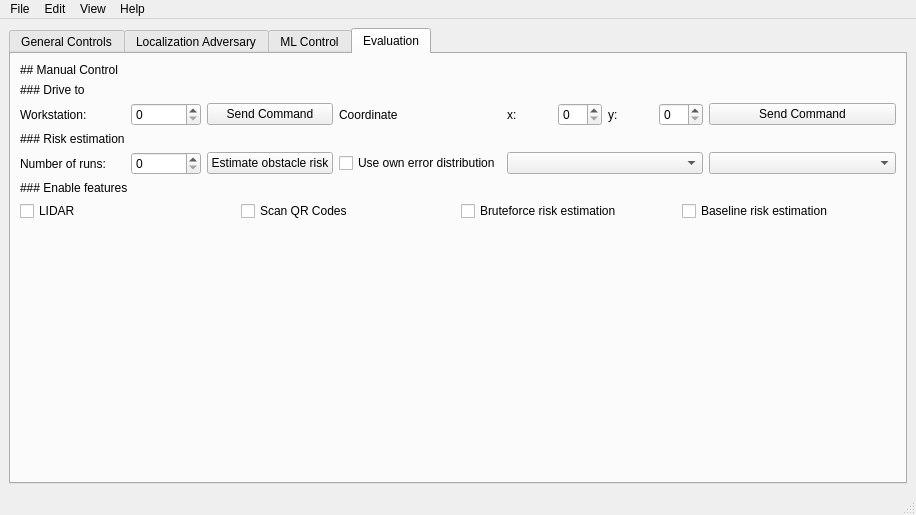
Above: src/gui/form.ui from NachtaktiverHalbaffe/Robotino-Situational-Risk-Assessment before the change. Below: the same form after it.
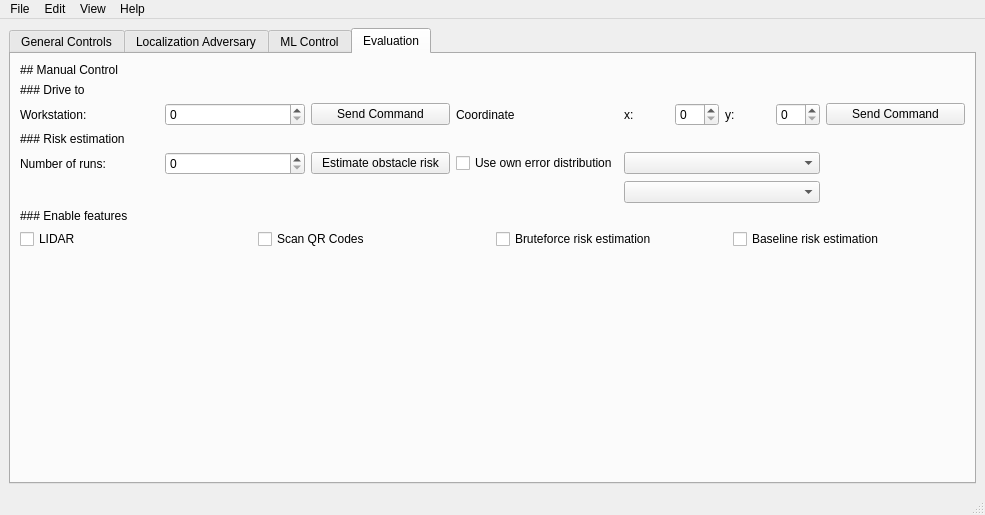
That is the form after the change. The open tabs and pages were chosen to show the change. Icons and pictures are not drawn.

What changed in the file:
```diff
--- a/src/gui/form.ui
+++ b/src/gui/form.ui
@@ -6,7 +6,7 @@
    <rect>
     <x>0</x>
     <y>0</y>
-    <width>916</width>
+    <width>985</width>
     <height>515</height>
    </rect>
   </property>
@@ -730,7 +730,7 @@
               </property>
              </widget>
             </item>
-            <item row="3" column="5">
+            <item row="4" column="4">
              <widget class="QComboBox" name="comboBox_errDistrANglePath">
               <property name="placeholderText">
                <string>Path error distribution angles</string>
@@ -827,7 +827,7 @@
     <rect>
      <x>0</x>
      <y>0</y>
-     <width>916</width>
+     <width>985</width>
      <height>25</height>
     </rect>
    </property>
```
Left out of the diff: 80 changed lines with no effect on the pictures.
